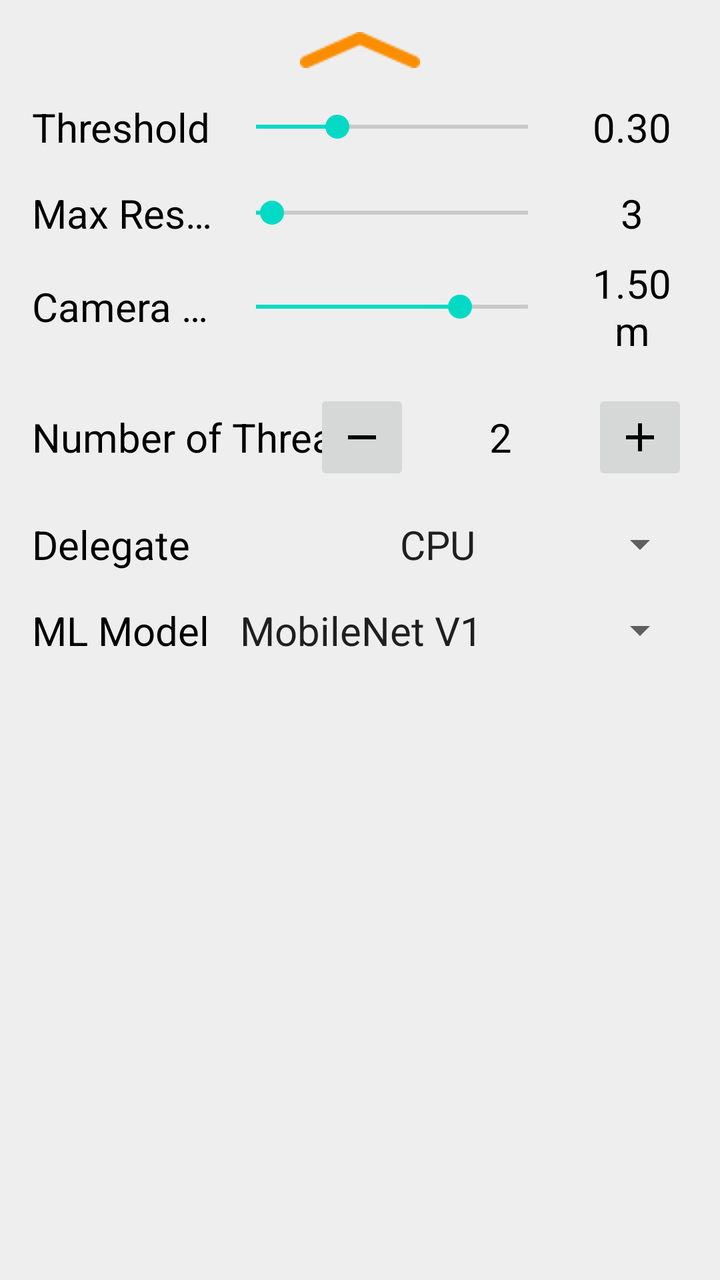
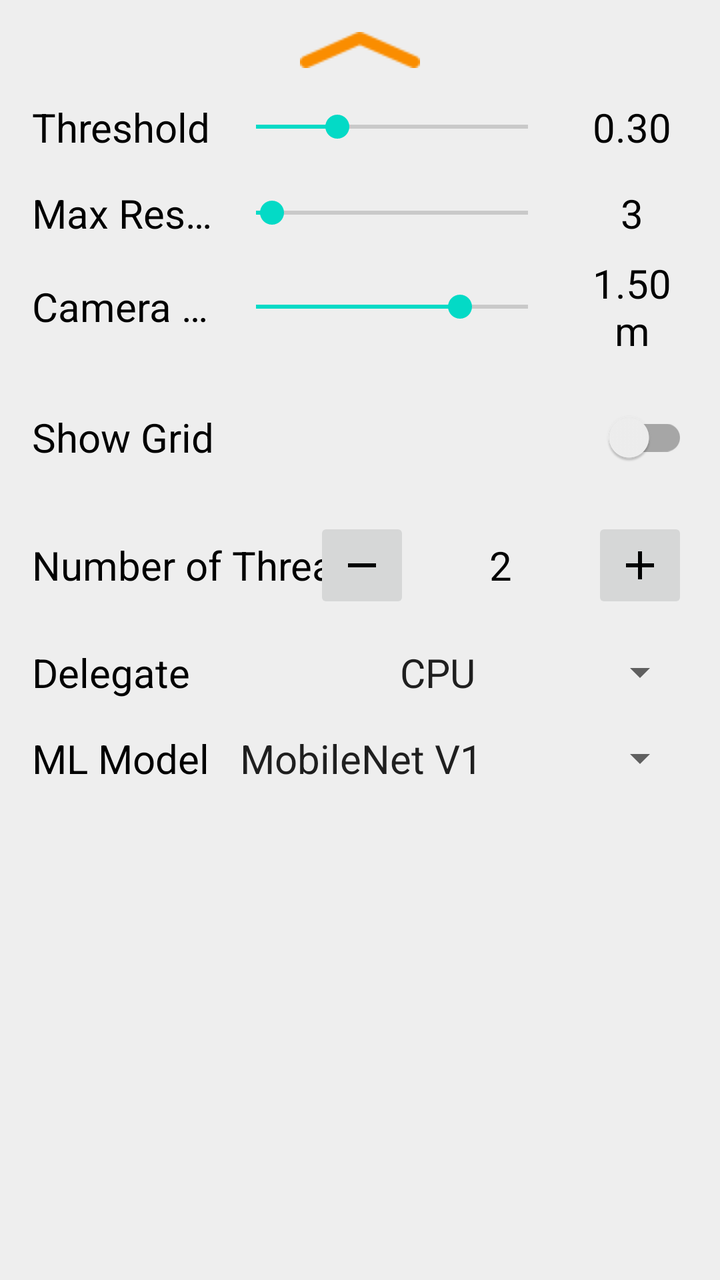

Screens rendered from an Android XML layout before and after an edit, with the pre-edit source and the edit as a unified diff.
<!-- AndroidManifest.xml: fallback theme Theme.MaterialComponents.DayNight.NoActionBar -->
<!-- res/layout/info_bottom_sheet.xml -->
<androidx.core.widget.NestedScrollView xmlns:android="http://schemas.android.com/apk/res/android"
    xmlns:app="http://schemas.android.com/apk/res-auto"
    android:id="@+id/bottom_sheet_layout"
    android:layout_width="match_parent"
    android:layout_gravity="center_horizontal"
    android:background="@color/bottom_sheet_background"
    android:gravity="center_horizontal"
    android:orientation="vertical"
    android:padding="@dimen/bottom_sheet_padding"
    android:layout_height="wrap_content"
    app:behavior_hideable="false"
    app:behavior_peekHeight="@dimen/bottom_sheet_peek_height"
    app:layout_behavior="com.google.android.material.bottomsheet.BottomSheetBehavior">

    <androidx.appcompat.widget.LinearLayoutCompat
        android:orientation="vertical"
        android:layout_width="match_parent"
        android:layout_height="match_parent">

        
        <RelativeLayout
            android:layout_height="wrap_content"
            android:layout_width="match_parent">
            <ImageView
                android:layout_width="wrap_content"
                android:layout_height="wrap_content"
                android:layout_centerHorizontal="true"
                android:layout_centerVertical="true"
                android:src="@drawable/icn_chevron_up"
                android:contentDescription="@string/alt_bottom_sheet_chevron" />
        </RelativeLayout>

        
        <LinearLayout
            android:layout_width="match_parent"
            android:layout_height="wrap_content"
            android:layout_marginTop="@dimen/bottom_sheet_default_row_margin"
            android:orientation="horizontal"
            android:gravity="center_vertical">

            <TextView
                android:id="@+id/threshold_label"
                android:layout_width="96dp"
                android:layout_height="wrap_content"
                android:maxLines="1"
                android:ellipsize="end"
                android:text="@string/label_confidence_threshold"
                android:textColor="@color/bottom_sheet_text_color"
                android:textSize="@dimen/bottom_sheet_text_size" />

            <SeekBar
                android:id="@+id/threshold_seek"
                android:layout_width="0dp"
                android:layout_height="wrap_content"
                android:layout_weight="1"
                android:max="100"
                android:progress="30"
                android:splitTrack="false" />

            <TextView
                android:id="@+id/threshold_value"
                android:layout_width="56dp"
                android:layout_height="wrap_content"
                android:layout_marginStart="8dp"
                android:gravity="center"
                android:text="0.30"
                android:textColor="@color/bottom_sheet_text_color"
                android:textSize="@dimen/bottom_sheet_text_size" />

        </LinearLayout>

        
        <LinearLayout
            android:layout_width="match_parent"
            android:layout_height="wrap_content"
            android:layout_marginTop="@dimen/bottom_sheet_default_row_margin"
            android:orientation="horizontal"
            android:gravity="center_vertical">

            <TextView
                android:id="@+id/max_results_label"
                android:layout_width="96dp"
                android:layout_height="wrap_content"
                android:maxLines="1"
                android:ellipsize="end"
                android:text="@string/label_max_results"
                android:textColor="@color/bottom_sheet_text_color"
                android:textSize="@dimen/bottom_sheet_text_size" />

            <SeekBar
                android:id="@+id/max_results_seek"
                android:layout_width="0dp"
                android:layout_height="wrap_content"
                android:layout_weight="1"
                android:max="50"
                android:progress="3"
                android:splitTrack="false" />

            <TextView
                android:id="@+id/max_results_value"
                android:layout_width="56dp"
                android:layout_height="wrap_content"
                android:layout_marginStart="8dp"
                android:gravity="center"
                android:text="3"
                android:textColor="@color/bottom_sheet_text_color"
                android:textSize="@dimen/bottom_sheet_text_size" />

        </LinearLayout>

        
        <LinearLayout
            android:layout_width="match_parent"
            android:layout_height="wrap_content"
            android:layout_marginTop="@dimen/bottom_sheet_small_row_margin"
            android:orientation="horizontal"
            android:gravity="center_vertical">

            <TextView
                android:id="@+id/camera_height_label"
                android:layout_width="96dp"
                android:layout_height="wrap_content"
                android:maxLines="1"
                android:ellipsize="end"
                android:text="Camera Height"
                android:textColor="@color/bottom_sheet_text_color"
                android:textSize="@dimen/bottom_sheet_text_size" />

            <SeekBar
                android:id="@+id/camera_height_seek"
                android:layout_width="0dp"
                android:layout_height="wrap_content"
                android:layout_weight="1"
                android:max="200"
                android:progress="150"
                android:splitTrack="false" />

            <TextView
                android:id="@+id/camera_height_value"
                android:layout_width="56dp"
                android:layout_height="wrap_content"
                android:layout_marginStart="8dp"
                android:gravity="center"
                android:text="1.50m"
                android:textColor="@color/bottom_sheet_text_color"
                android:textSize="@dimen/bottom_sheet_text_size" />

        </LinearLayout>

        
        <RelativeLayout
            android:layout_width="match_parent"
            android:layout_height="wrap_content"
            android:layout_marginTop="@dimen/bottom_sheet_default_row_margin"
            android:gravity="center"
            android:orientation="horizontal">

            <TextView
                android:layout_width="wrap_content"
                android:layout_height="wrap_content"
                android:text="@string/label_threads"
                android:layout_centerVertical="true"
                android:textSize="@dimen/bottom_sheet_text_size"
                android:textColor="@color/bottom_sheet_text_color" />
            <LinearLayout
                android:layout_width="wrap_content"
                android:layout_height="wrap_content"
                android:layout_alignParentRight="true"
                android:gravity="center_vertical"
                android:orientation="horizontal"
                >

                <androidx.appcompat.widget.AppCompatImageButton
                    android:id="@+id/threads_minus"
                    android:layout_width="@dimen/bottom_sheet_control_btn_size"
                    android:layout_height="@dimen/bottom_sheet_control_btn_size"
                    android:contentDescription="@string/alt_bottom_sheet_thread_button_minus"
                    android:src="@drawable/ic_minus" />

                <TextView
                    android:id="@+id/threads_value"
                    android:layout_width="wrap_content"
                    android:layout_height="wrap_content"
                    android:layout_marginLeft="@dimen/bottom_sheet_control_text_side_margin"
                    android:layout_marginRight="@dimen/bottom_sheet_control_text_side_margin"
                    android:gravity="center"
                    android:minEms="@integer/bottom_sheet_control_text_min_ems"
                    android:text="2"
                    android:textColor="@color/bottom_sheet_text_color"
                    android:textSize="@dimen/bottom_sheet_text_size" />

                <androidx.appcompat.widget.AppCompatImageButton
                    android:id="@+id/threads_plus"
                    android:layout_width="@dimen/bottom_sheet_control_btn_size"
                    android:layout_height="@dimen/bottom_sheet_control_btn_size"
                    android:contentDescription="@string/alt_bottom_sheet_thread_button_plus"
                    android:src="@drawable/ic_plus"  />
            </LinearLayout>
        </RelativeLayout>

        
        <RelativeLayout
            android:layout_width="match_parent"
            android:layout_height="wrap_content"
            android:layout_marginTop="@dimen/bottom_sheet_default_row_margin">

            <TextView
                android:text="@string/label_delegate"
                android:layout_width="wrap_content"
                android:layout_height="wrap_content"
                android:textSize="@dimen/bottom_sheet_text_size"
                android:textColor="@color/bottom_sheet_text_color" />

            <androidx.appcompat.widget.AppCompatSpinner
                android:id="@+id/spinner_delegate"
                android:layout_width="wrap_content"
                android:layout_height="wrap_content"
                android:minWidth="@dimen/bottom_sheet_spinner_delegate_min_width"

                android:spinnerMode="dropdown"
                android:theme="@style/BottomSheetSpinnerItemStyle"
                android:layout_alignParentRight="true"
                android:entries="@array/delegate_spinner_titles"/>

        </RelativeLayout>

        
        <RelativeLayout
            android:layout_width="match_parent"
            android:layout_height="wrap_content"
            android:layout_marginTop="@dimen/bottom_sheet_default_row_margin">

            <TextView
                android:text="@string/label_models"
                android:layout_width="wrap_content"
                android:layout_height="wrap_content"
                android:textSize="@dimen/bottom_sheet_text_size"
                android:textColor="@color/bottom_sheet_text_color" />

            <androidx.appcompat.widget.AppCompatSpinner
                android:id="@+id/spinner_model"
                android:layout_width="wrap_content"
                android:layout_height="wrap_content"
                android:minWidth="@dimen/bottom_sheet_spinner_model_min_width"
                android:spinnerMode="dropdown"
                android:theme="@style/BottomSheetSpinnerItemStyle"
                android:layout_alignParentRight="true"
                android:entries="@array/models_spinner_titles"/>

        </RelativeLayout>
    </androidx.appcompat.widget.LinearLayoutCompat>
</androidx.core.widget.NestedScrollView>
<!-- resources referenced by this layout -->
<resources>
  <string-array name="delegate_spinner_titles">
          <item>CPU</item>
          <item>GPU</item>
          <item>NNAPI</item>
      </string-array>
  <string-array name="models_spinner_titles">
          <item>MobileNet V1</item>
          <item>EfficientDet Lite0</item>
          <item>EfficientDet Lite1</item>
          <item>EfficientDet Lite2</item>
          <item>Yolo v11</item>
      </string-array>
  <color name="bottom_sheet_background">#EEEEEE</color>
  <color name="bottom_sheet_text_color">@android:color/black</color>
  <dimen name="bottom_sheet_control_btn_size">48dp</dimen>
  <dimen name="bottom_sheet_control_text_side_margin">10dp</dimen>
  <dimen name="bottom_sheet_default_row_margin">16dp</dimen>
  <dimen name="bottom_sheet_padding">16dp</dimen>
  <dimen name="bottom_sheet_peek_height">50dp</dimen>
  <dimen name="bottom_sheet_small_row_margin">8dp</dimen>
  <dimen name="bottom_sheet_spinner_delegate_min_width">160dp</dimen>
  <dimen name="bottom_sheet_spinner_model_min_width">240dp</dimen>
  <dimen name="bottom_sheet_text_size">20sp</dimen>
  <!-- drawable ic_minus (drawable) -->
  <vector xmlns:android="http://schemas.android.com/apk/res/android"
      android:width="24dp"
      android:height="24dp"
      android:viewportWidth="24"
      android:viewportHeight="24">
    <path
        android:fillColor="#FF000000"
        android:pathData="M19,13H5v-2h14v2z"/>
  </vector>
  <!-- drawable ic_plus (drawable) -->
  <vector xmlns:android="http://schemas.android.com/apk/res/android"
      android:width="24dp"
      android:height="24dp"
      android:viewportWidth="24"
      android:viewportHeight="24">
    <path
        android:fillColor="#FF000000"
        android:pathData="M19,13h-6v6h-2v-6H5v-2h6V5h2v6h6v2z"/>
  </vector>
  <!-- drawable icn_chevron_up: png bitmap (drawable, 596 bytes) -->
  <integer name="bottom_sheet_control_text_min_ems">3</integer>
  <string name="alt_bottom_sheet_chevron">Bottom sheet expandable indicator</string>
  <string name="alt_bottom_sheet_thread_button_minus">Decrease the number of threads used</string>
  <string name="alt_bottom_sheet_thread_button_plus">Increase the number of threads used</string>
  <string name="label_confidence_threshold">Threshold</string>
  <string name="label_delegate">Delegate</string>
  <string name="label_max_results">Max Results</string>
  <string name="label_models">ML Model</string>
  <string name="label_threads">Number of Threads</string>
  <style name="BottomSheetSpinnerItemStyle" parent="Widget.AppCompat.Light.DropDownItem.Spinner">
          <item name="android:textSize">@dimen/bottom_sheet_text_size</item>
      </style>
</resources>

<!-- the commit's change to res/layout/info_bottom_sheet.xml (unified diff, before → after) -->
@@ -151,6 +151,30 @@
         <RelativeLayout
             android:layout_width="match_parent"
             android:layout_height="wrap_content"
+            android:layout_marginTop="@dimen/bottom_sheet_default_row_margin">
+
+            <TextView
+                android:text="Show Grid"
+                android:layout_width="wrap_content"
+                android:layout_height="wrap_content"
+                android:layout_centerVertical="true"
+                android:textSize="@dimen/bottom_sheet_text_size"
+                android:textColor="@color/bottom_sheet_text_color" />
+
+            <androidx.appcompat.widget.SwitchCompat
+                android:id="@+id/grid_toggle"
+                android:layout_width="wrap_content"
+                android:layout_height="wrap_content"
+                android:layout_alignParentRight="true"
+                android:layout_centerVertical="true"
+                android:checked="false" />
+
+        </RelativeLayout>
+
+        
+        <RelativeLayout
+            android:layout_width="match_parent"
+            android:layout_height="wrap_content"
             android:layout_marginTop="@dimen/bottom_sheet_default_row_margin"
             android:gravity="center"
             android:orientation="horizontal">
